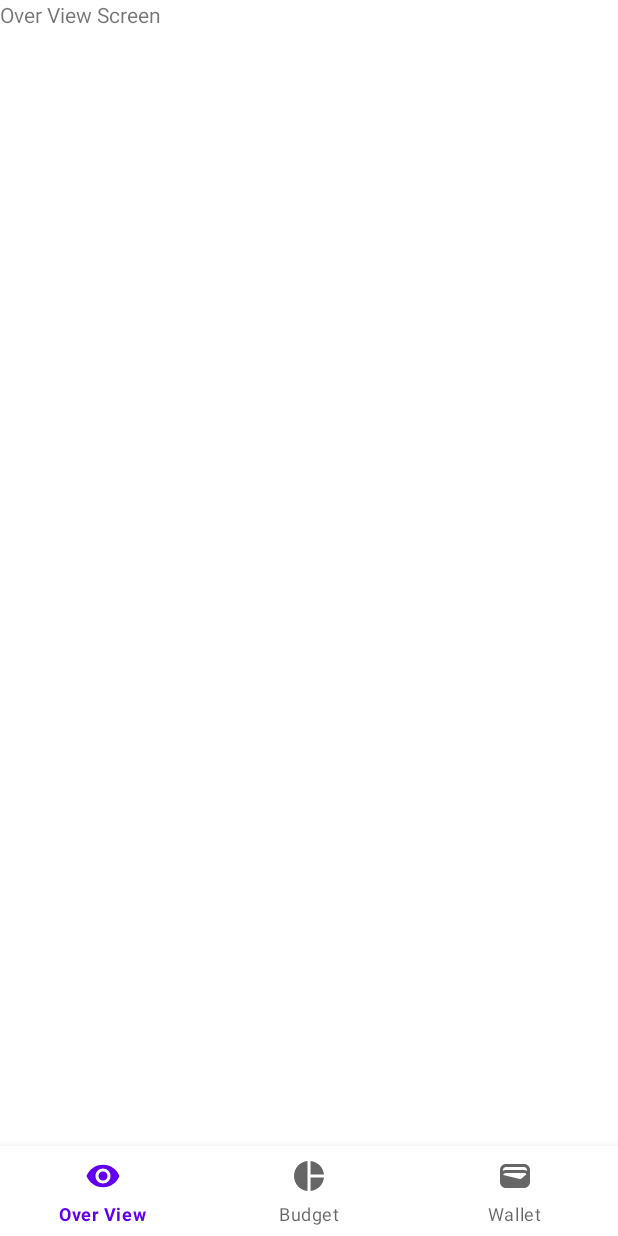
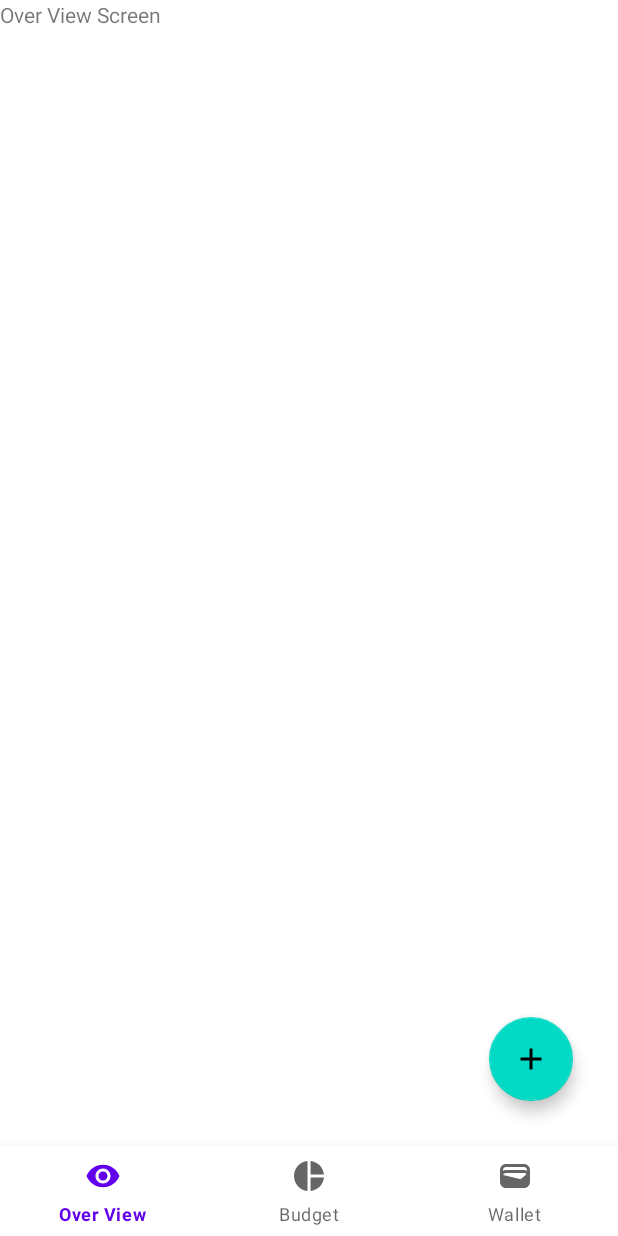
Before and after one commit to saymanrifat/CalMyPenny, an Android app: the screen it shows after launch (HomeActivity), on a phone screen of 412 x 824 dp. Run offline under Robolectric (Android 15) with nearby library versions, the phone set to English and light mode, and no system bars.

Commit message:
Floating Action Button Added

```diff
--- /dev/null
+++ b/app/src/main/res/drawable/ic_add_entry.xml
@@ -0,0 +1,5 @@
+<vector android:height="24dp" android:tint="#000000"
+    android:viewportHeight="24" android:viewportWidth="24"
+    android:width="24dp" xmlns:android="http://schemas.android.com/apk/res/android">
+    <path android:fillColor="@android:color/white" android:pathData="M19,13h-6v6h-2v-6H5v-2h6V5h2v6h6v2z"/>
+</vector>
--- a/app/src/main/res/layout/activity_home.xml
+++ b/app/src/main/res/layout/activity_home.xml
@@ -25,4 +25,14 @@
         app:layout_constraintStart_toStartOf="parent"
         app:menu="@menu/bottom_nav_menu" />
 
+    <com.google.android.material.floatingactionbutton.FloatingActionButton
+        android:layout_width="wrap_content"
+        android:layout_height="wrap_content"
+        android:layout_marginEnd="30dp"
+        android:layout_marginBottom="30dp"
+        android:contentDescription="@string/app_name"
+        android:src="@drawable/ic_add_entry"
+        app:layout_constraintBottom_toBottomOf="@+id/home_HostFragment"
+        app:layout_constraintEnd_toEndOf="parent" />
+
 </androidx.constraintlayout.widget.ConstraintLayout>
```
